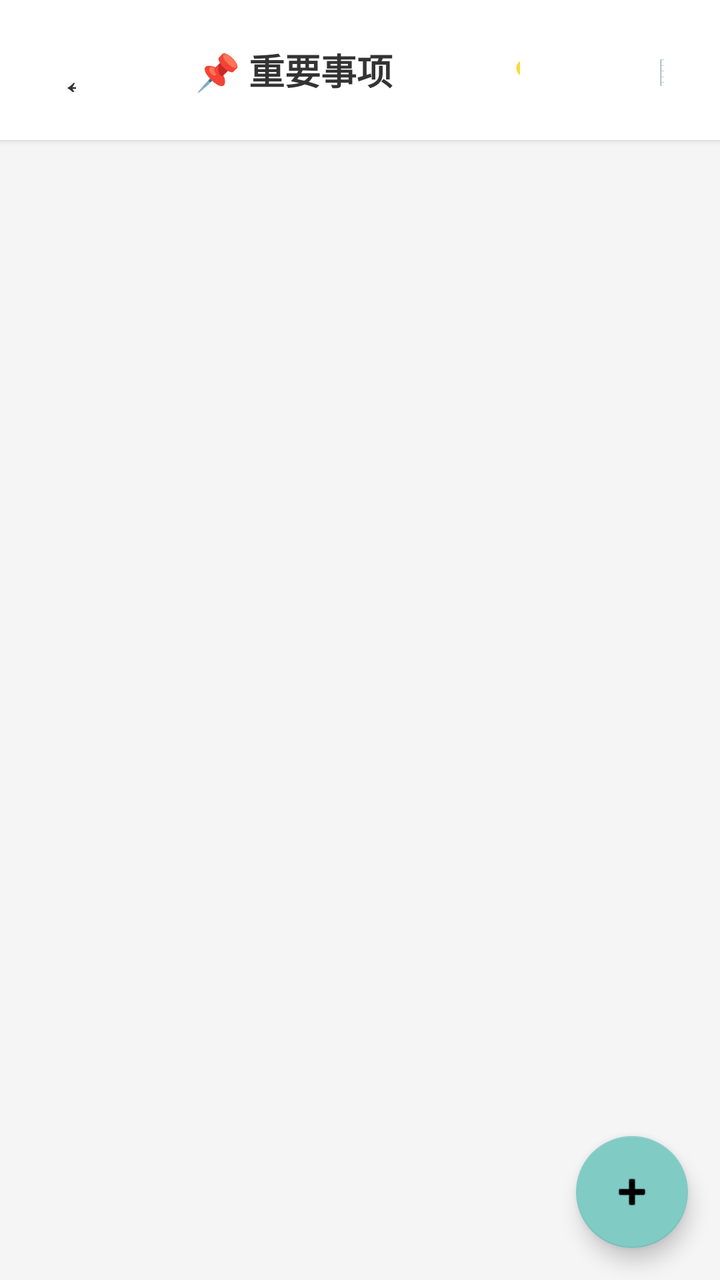
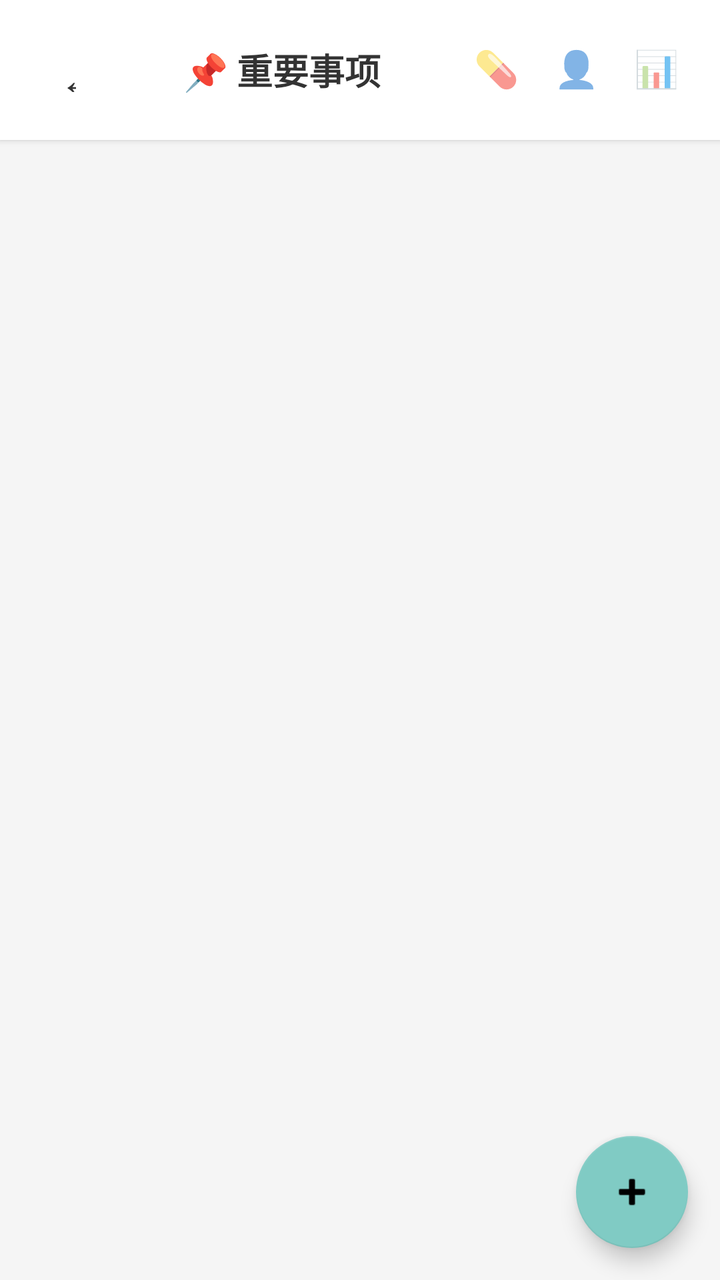

Two renders of the same Android screen: before a commit and after it. Below are the layout's source before the change and the commit's diff.
<!-- AndroidManifest.xml: application theme Theme.HealthRecorder -->
<!-- res/layout/activity_event_list.xml -->
<?xml version="1.0" encoding="utf-8"?>
<LinearLayout xmlns:android="http://schemas.android.com/apk/res/android"
    android:layout_width="match_parent"
    android:layout_height="match_parent"
    android:orientation="vertical"
    android:background="#F5F5F5">

    
    <LinearLayout
        android:layout_width="match_parent"
        android:layout_height="wrap_content"
        android:orientation="horizontal"
        android:paddingHorizontal="12dp"
        android:paddingVertical="14dp"
        android:background="#FFFFFF"
        android:elevation="2dp"
        android:gravity="center_vertical">

        <Button
            android:id="@+id/btnBack"
            android:layout_width="42dp"
            android:layout_height="42dp"
            android:text="←"
            android:textSize="22sp"
            android:background="@android:color/transparent"
            android:textColor="#333333"/>

        <TextView
            android:layout_width="0dp"
            android:layout_height="wrap_content"
            android:layout_weight="1"
            android:text="📌 重要事项"
            android:textSize="18sp"
            android:textStyle="bold"
            android:textColor="#333333"
            android:gravity="center"/>

        <LinearLayout
            android:layout_width="wrap_content"
            android:layout_height="wrap_content"
            android:orientation="horizontal">

            <Button
                android:id="@+id/btnMedication"
                android:layout_width="36dp"
                android:layout_height="36dp"
                android:text="💊"
                android:textSize="16sp"
                android:background="@android:color/transparent"
                android:textColor="#333333"
                android:contentDescription="服药记录"/>

            <Button
                android:id="@+id/btnMembers"
                android:layout_width="36dp"
                android:layout_height="36dp"
                android:text="👤"
                android:textSize="16sp"
                android:background="@android:color/transparent"
                android:textColor="#333333"/>

            <Button
                android:id="@+id/btnDataManagement"
                android:layout_width="36dp"
                android:layout_height="36dp"
                android:text="📊"
                android:textSize="16sp"
                android:background="@android:color/transparent"
                android:textColor="#333333"
                android:contentDescription="数据统计"/>
        </LinearLayout>
    </LinearLayout>

    
    <androidx.recyclerview.widget.RecyclerView
        android:id="@+id/recyclerView"
        android:layout_width="match_parent"
        android:layout_height="0dp"
        android:layout_weight="1"
        android:clipToPadding="false"
        android:paddingBottom="80dp"
        android:paddingTop="4dp"/>

    
    <TextView
        android:id="@+id/tvEmpty"
        android:layout_width="match_parent"
        android:layout_height="0dp"
        android:layout_weight="1"
        android:gravity="center"
        android:text="暂无重要事项\n点击下方 + 添加"
        android:textSize="15sp"
        android:textColor="#BBBBBB"
        android:visibility="gone"/>

    
    <com.google.android.material.floatingactionbutton.FloatingActionButton
        android:id="@+id/fabAdd"
        android:layout_width="wrap_content"
        android:layout_height="wrap_content"
        android:layout_gravity="end"
        android:layout_margin="16dp"
        android:src="@android:drawable/ic_input_add"
        android:contentDescription="添加重要事项"/>

</LinearLayout>
<!-- resources referenced by this layout -->
<resources>
  <style name="Theme.HealthRecorder" parent="Theme.MaterialComponents.Light.DarkActionBar">
          
          <item name="colorPrimary">@color/purple_500</item>
          <item name="colorPrimaryVariant">@color/purple_700</item>
          <item name="colorOnPrimary">@color/white</item>
          
          
          <item name="colorSecondary">@color/teal_200</item>
          <item name="colorSecondaryVariant">@color/teal_700</item>
          <item name="colorOnSecondary">@color/black</item>
          
          
          <item name="android:statusBarColor">?attr/colorPrimaryVariant</item>
          
          
      </style>
  <color name="purple_500">#9C27B0</color>
  <color name="purple_700">#7B1FA2</color>
  <color name="white">#FFFFFF</color>
  <color name="teal_200">#80CBC4</color>
  <color name="teal_700">#00796B</color>
  <color name="black">#000000</color>
</resources>

<!-- the commit's change to res/layout/activity_event_list.xml (unified diff, before → after) -->
@@ -40,33 +40,40 @@
             android:layout_height="wrap_content"
             android:orientation="horizontal">
 
-            <Button
+            
+            <TextView
                 android:id="@+id/btnMedication"
-                android:layout_width="36dp"
-                android:layout_height="36dp"
+                android:layout_width="40dp"
+                android:layout_height="40dp"
                 android:text="💊"
-                android:textSize="16sp"
-                android:background="@android:color/transparent"
-                android:textColor="#333333"
+                android:textSize="18sp"
+                android:gravity="center"
+                android:includeFontPadding="false"
+                android:padding="0dp"
+                android:background="?android:attr/selectableItemBackgroundBorderless"
                 android:contentDescription="服药记录"/>
 
-            <Button
+            <TextView
                 android:id="@+id/btnMembers"
-                android:layout_width="36dp"
-                android:layout_height="36dp"
+                android:layout_width="40dp"
+                android:layout_height="40dp"
                 android:text="👤"
-                android:textSize="16sp"
-                android:background="@android:color/transparent"
-                android:textColor="#333333"/>
+                android:textSize="18sp"
+                android:gravity="center"
+                android:includeFontPadding="false"
+                android:padding="0dp"
+                android:background="?android:attr/selectableItemBackgroundBorderless"/>
 
-            <Button
+            <TextView
                 android:id="@+id/btnDataManagement"
-                android:layout_width="36dp"
-                android:layout_height="36dp"
+                android:layout_width="40dp"
+                android:layout_height="40dp"
                 android:text="📊"
-                android:textSize="16sp"
-                android:background="@android:color/transparent"
-                android:textColor="#333333"
+                android:textSize="18sp"
+                android:gravity="center"
+                android:includeFontPadding="false"
+                android:padding="0dp"
+                android:background="?android:attr/selectableItemBackgroundBorderless"
                 android:contentDescription="数据统计"/>
         </LinearLayout>
     </LinearLayout>
